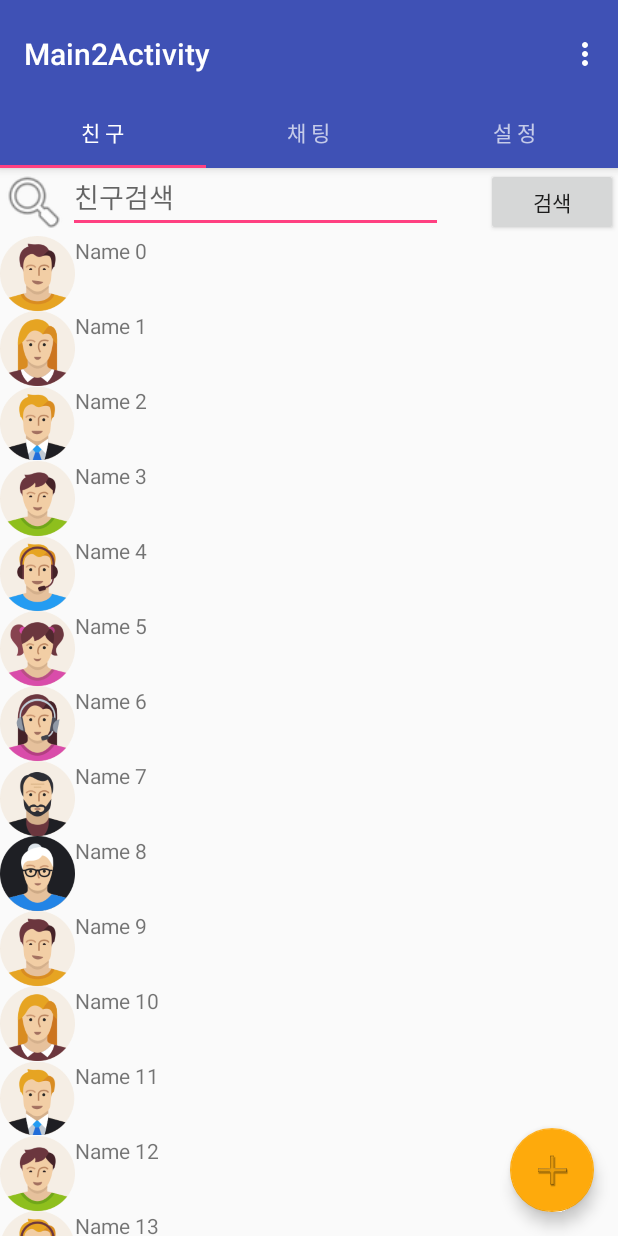
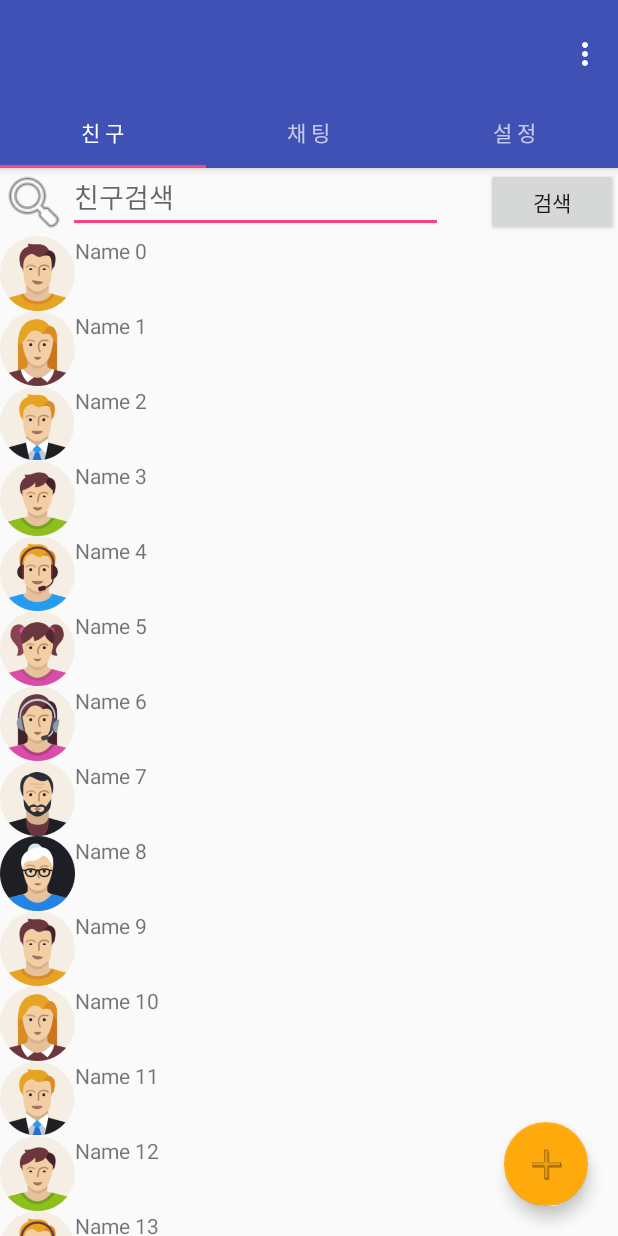
Before and after one commit to jhmocu/And_Chatting_Game, an Android app: the screen it shows after launch (Main2Activity), on a phone screen of 412 x 824 dp. Run offline under Robolectric (Android 15) with nearby library versions, the phone set to English and light mode, and no system bars.

Commit message:
메인xml, 친구리스트xml, 채팅리스트xml, 설정xml, 플로팅버튼과                                      앱바고정시키는 것 수정했습니다.

```diff
--- a/app/src/main/AndroidManifest.xml
+++ b/app/src/main/AndroidManifest.xml
@@ -30,7 +30,8 @@
         <activity
             android:name=".Long_Click_name_Update"
             android:label="@string/title_activity_long__click_name__update"
-            android:theme="@style/AppTheme.NoActionBar"></activity>
+            android:theme="@style/AppTheme.NoActionBar" />
+        <activity android:name=".AddFriendsActivity"></activity>
     </application>
 
 </manifest>
--- a/app/src/main/java/edu/android/chatting_game/Main2Activity.java
+++ b/app/src/main/java/edu/android/chatting_game/Main2Activity.java
@@ -1,22 +1,18 @@
 package edu.android.chatting_game;
 
+import android.os.Bundle;
 import android.support.design.widget.TabLayout;
-import android.support.design.widget.FloatingActionButton;
-import android.support.design.widget.Snackbar;
-import android.support.v7.app.AppCompatActivity;
-import android.support.v7.widget.Toolbar;
-
 import android.support.v4.app.Fragment;
 import android.support.v4.app.FragmentManager;
 import android.support.v4.app.FragmentPagerAdapter;
 import android.support.v4.view.ViewPager;
-import android.os.Bundle;
+import android.support.v7.app.AppCompatActivity;
+import android.support.v7.widget.Toolbar;
 import android.view.LayoutInflater;
 import android.view.Menu;
 import android.view.MenuItem;
 import android.view.View;
 import android.view.ViewGroup;
-
 import android.widget.TextView;
 
 public class Main2Activity extends AppCompatActivity {
@@ -54,14 +50,7 @@ public class Main2Activity extends AppCompatActivity {
         TabLayout tabLayout = (TabLayout) findViewById(R.id.tabs);
         tabLayout.setupWithViewPager(mViewPager);
 
-        FloatingActionButton fab = (FloatingActionButton) findViewById(R.id.fab);
-        fab.setOnClickListener(new View.OnClickListener() {
-            @Override
-            public void onClick(View view) {
-                Snackbar.make(view, "Replace with your own action", Snackbar.LENGTH_LONG)
-                        .setAction("Action", null).show();
-            }
-        });
+
 
     }
 
--- a/app/src/main/res/layout/activity_main2.xml
+++ b/app/src/main/res/layout/activity_main2.xml
@@ -15,15 +15,20 @@
         android:paddingTop="@dimen/appbar_padding_top"
         android:theme="@style/AppTheme.AppBarOverlay">
 
+        <android.support.design.widget.CollapsingToolbarLayout
+            android:layout_width="match_parent"
+            android:layout_height="match_parent">
             <android.support.v7.widget.Toolbar
                 android:id="@+id/toolbar"
                 android:layout_width="match_parent"
                 android:layout_height="?attr/actionBarSize"
                 android:background="?attr/colorPrimary"
                 app:layout_scrollFlags="scroll|enterAlways"
-            app:popupTheme="@style/AppTheme.PopupOverlay">
+                app:popupTheme="@style/AppTheme.PopupOverlay"
+                app:layout_collapseMode="pin">
 
             </android.support.v7.widget.Toolbar>
+        </android.support.design.widget.CollapsingToolbarLayout>
 
         <android.support.design.widget.TabLayout
             android:id="@+id/tabs"
@@ -38,13 +43,6 @@
         android:layout_height="match_parent"
         app:layout_behavior="@string/appbar_scrolling_view_behavior" />
 
-    <android.support.design.widget.FloatingActionButton
-        android:id="@+id/fab"
-        android:layout_width="wrap_content"
-        android:layout_height="wrap_content"
-        android:layout_gravity="end|bottom"
-        android:layout_margin="@dimen/fab_margin"
-        app:backgroundTint="?android:attr/colorPressedHighlight"
-        app:srcCompat="@drawable/plus" />
+
 
 </android.support.design.widget.CoordinatorLayout>
--- a/app/src/main/res/layout/fragment_friends_list.xml
+++ b/app/src/main/res/layout/fragment_friends_list.xml
@@ -46,6 +46,21 @@
         android:layout_alignParentLeft="true"
         android:layout_alignParentStart="true"
         android:layout_below="@+id/imageView_ProfileInfo">
+
+
     </FrameLayout>
+    <android.support.design.widget.FloatingActionButton
+        android:id="@+id/fab"
+        android:layout_width="wrap_content"
+        android:layout_height="wrap_content"
+        android:layout_gravity="end|bottom"
+        app:backgroundTint="?android:attr/colorPressedHighlight"
+        app:srcCompat="@drawable/plus"
+        android:layout_marginRight="20dp"
+        android:layout_marginBottom="20dp"
+        android:layout_marginEnd="20dp"
+        android:layout_alignParentBottom="true"
+        android:layout_alignParentRight="true"
+        android:layout_alignParentEnd="true" />
 
 </RelativeLayout>
```
Also changed, not shown: app/src/main/java/edu/android/chatting_game/AddFriendsActivity.java (added, +13 -0 lines), app/src/main/res/layout/activity_add_friends.xml (added, +36 -0 lines), app/src/main/res/layout/fragment_chat_list.xml (+16 -0 lines). Lines whose indentation alone changed are shown as unchanged.
